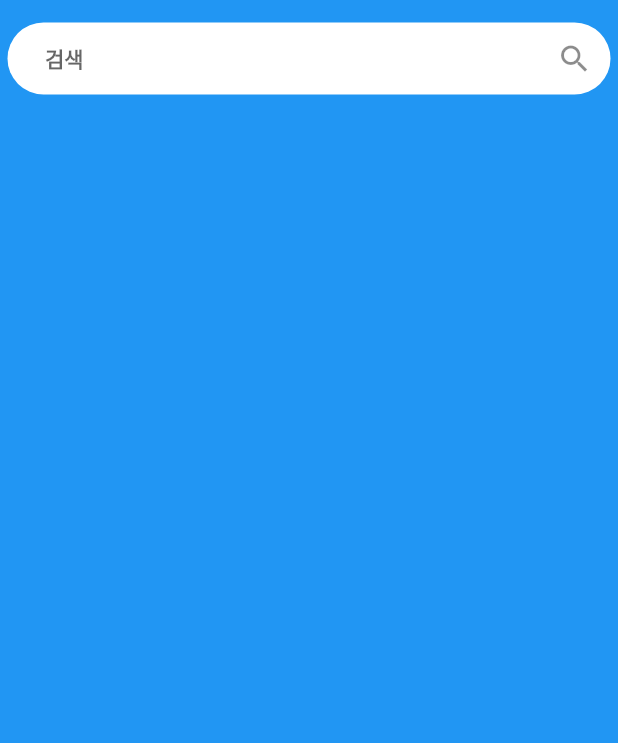
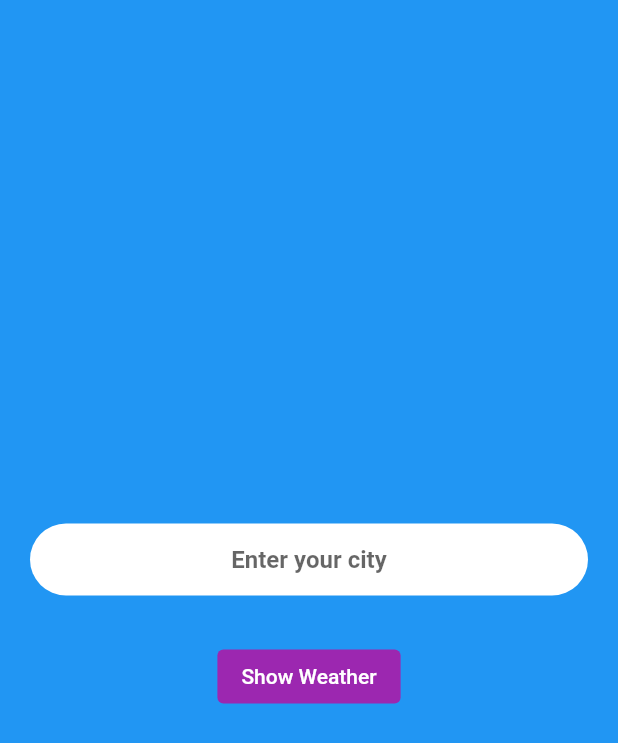
Before and after one commit to threeplef/flutter-WeatherInfo, a Flutter app: the screen it shows after launch, on a phone screen of 412 x 824 dp. Shown: the top 743 px of the screen. Run offline on Flutter 3.47's test engine with Material 2 defaults, Android fonts, the light colour scheme and no system bars.

Commit message:
Add: WeatherSearchScreen ui 구현해 검색창 ui 분리

```diff
--- a/lib/main.dart
+++ b/lib/main.dart
@@ -1,6 +1,6 @@
 import 'package:flutter/material.dart';
 import 'package:provider/provider.dart';
-import 'package:weather/ui/weather_screen.dart';
+import 'package:weather/ui/weather_search_screen.dart';
 import 'package:weather/view_model/weather_screen_view_model.dart';
 
 void main() {
@@ -19,7 +19,7 @@ class MyApp extends StatelessWidget {
       theme: ThemeData(
         primarySwatch: Colors.blue,
       ),
-      home: const WeatherScreen(),
+      home: const WeatherSearchScreen(),
     );
   }
 }
--- a/lib/ui/weather_screen.dart
+++ b/lib/ui/weather_screen.dart
@@ -11,14 +11,6 @@ class WeatherScreen extends StatefulWidget {
 }
 
 class _WeatherScreenState extends State<WeatherScreen> {
-  final _textController = TextEditingController();
-
-  @override
-  void dispose() {
-    _textController.dispose();
-    super.dispose();
-  }
-
   @override
   Widget build(BuildContext context) {
     final viewModel = context.watch<WeatherScreenViewModel>();
@@ -29,40 +21,6 @@ class _WeatherScreenState extends State<WeatherScreen> {
         child: Column(
           mainAxisAlignment: MainAxisAlignment.center,
           children: [
-            Padding(
-              padding: const EdgeInsets.fromLTRB(5, 15, 5, 10),
-              child: TextField(
-                controller: _textController,
-                decoration: InputDecoration(
-                  border: OutlineInputBorder(
-                    borderRadius: BorderRadius.circular(30),
-                    borderSide: BorderSide.none,
-                  ),
-                  focusedBorder: OutlineInputBorder(
-                    borderRadius: BorderRadius.circular(30),
-                    borderSide: BorderSide(
-                      width: 2,
-                      color: Theme.of(context).colorScheme.primary,
-                    ),
-                  ),
-                  suffixIcon: GestureDetector(
-                    onTap: () {
-                      setState(() {
-                        viewModel.fetchWeatherLists(_textController.text);
-                        _textController.clear();
-                      });
-                    },
-                    child: const Icon(Icons.search),
-                  ),
-                  hintText: '검색',
-                  hintStyle: const TextStyle(
-                      fontSize: 14, fontWeight: FontWeight.bold),
-                  contentPadding: const EdgeInsets.fromLTRB(25, 0, 0, 0),
-                  filled: true,
-                  fillColor: Theme.of(context).colorScheme.surfaceVariant,
-                ),
-              ),
-            ),
             Expanded(
               child: ListView(
                 children: viewModel.weatherList.map((Weather weatherList) {
--- /dev/null
+++ b/lib/ui/weather_search_screen.dart
@@ -0,0 +1,71 @@
+import 'package:flutter/material.dart';
+import 'package:provider/provider.dart';
+import 'package:weather/ui/weather_screen.dart';
+import 'package:weather/view_model/weather_screen_view_model.dart';
+
+class WeatherSearchScreen extends StatefulWidget {
+  const WeatherSearchScreen({Key? key}) : super(key: key);
+
+  @override
+  State<WeatherSearchScreen> createState() => _WeatherSearchScreenState();
+}
+
+class _WeatherSearchScreenState extends State<WeatherSearchScreen> {
+  final _textController = TextEditingController();
+
+  @override
+  void dispose() {
+    _textController.dispose();
+    super.dispose();
+  }
+
+  @override
+  Widget build(BuildContext context) {
+    final viewModel = context.watch<WeatherScreenViewModel>();
+
+    return Scaffold(
+      backgroundColor: Colors.blue,
+      body: SafeArea(
+        child: Column(
+          mainAxisAlignment: MainAxisAlignment.center,
+          children: [
+            Padding(
+              padding: const EdgeInsets.fromLTRB(20, 0, 20, 30),
+              child: TextField(
+                controller: _textController,
+                textAlign: TextAlign.center,
+                decoration: InputDecoration(
+                  border: OutlineInputBorder(
+                    borderRadius: BorderRadius.circular(30),
+                    borderSide: BorderSide.none,
+                  ),
+                  hintText: 'Enter your city',
+                  hintStyle: const TextStyle(
+                      fontSize: 16, fontWeight: FontWeight.bold),
+                  contentPadding: const EdgeInsets.all(0),
+                  filled: true,
+                  fillColor: Theme.of(context).colorScheme.surfaceVariant,
+                ),
+              ),
+            ),
+            ElevatedButton(
+              onPressed: () {
+                setState(() {
+                  viewModel.fetchWeatherLists(_textController.text);
+                  _textController.clear();
+                });
+                Navigator.push(
+                  context,
+                  MaterialPageRoute(builder: (context) => const WeatherScreen()),
+                );
+              },
+              style: ElevatedButton.styleFrom(
+                  primary: Colors.purple, elevation: 0),
+              child: const Text('Show Weather'),
+            ),
+          ],
+        ),
+      ),
+    );
+  }
+}
```
Also changed, not shown: 1 other file.
